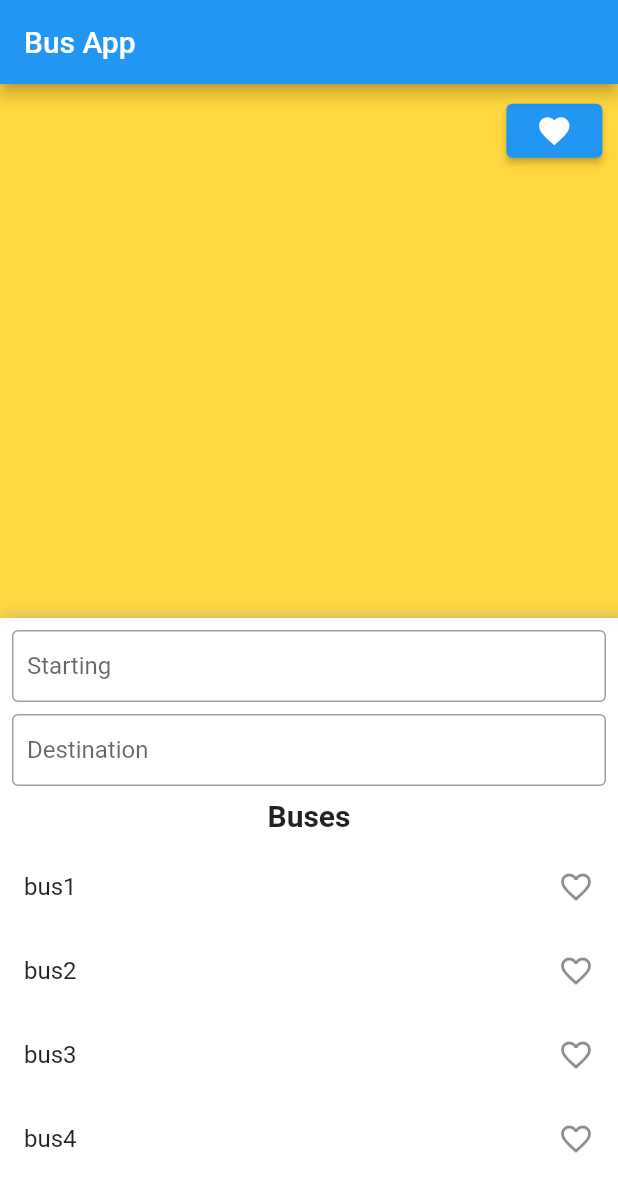
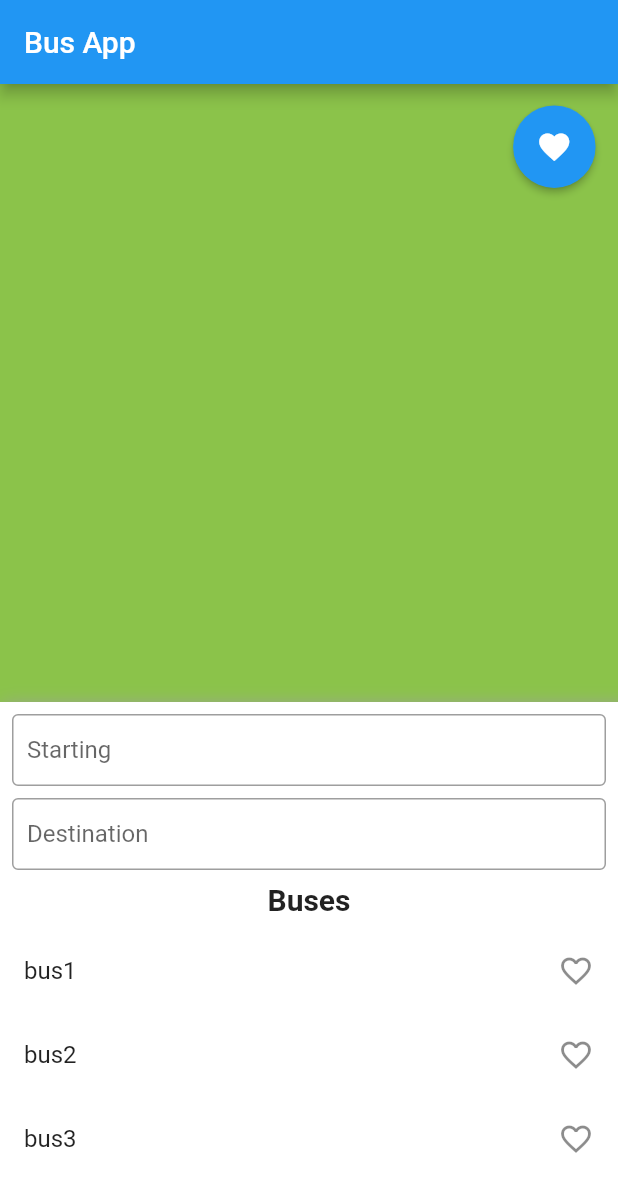
Before and after one commit to etmrmia/1635-Project, a Flutter app: the screen it shows after launch, on a phone screen of 412 x 824 dp. Shown: the top 1192 px of the screen. Run offline on Flutter 3.47's test engine with Material 2 defaults, Android fonts, the phone set to English and light mode, and no system bars.

Commit message:
changed homeview and added search to favorites

```diff
--- a/interface_design_map_project/lib/viewmodels/home_viewmodel.dart
+++ b/interface_design_map_project/lib/viewmodels/home_viewmodel.dart
@@ -8,6 +8,26 @@ import '../router.dart' as LocalRouter;
 import '../constants.dart';
 
 class HomeViewModel extends ChangeNotifier {
-  List<String> buses = <String>["bus1", "bus2", "bus3", "bus4"];
+  List<String> buses = <String>[
+    "bus1",
+    "bus2",
+    "bus3",
+    "bus4",
+    "bus5",
+    "bus6",
+    "bus7",
+    "bus8",
+    "bus9",
+    "bus10",
+    "bus11",
+    "bus12",
+    "bus13",
+    "bus14",
+    "bus15",
+    "bus16",
+    "bus17",
+    "bus18",
+    "bus19"
+  ];
   List<String> favorites = <String>["favorite1"];
 }
--- a/interface_design_map_project/lib/views/home_view.dart
+++ b/interface_design_map_project/lib/views/home_view.dart
@@ -1,3 +1,4 @@
+import 'package:flutter/gestures.dart';
 import 'package:flutter/material.dart';
 import '../constants.dart';
 import 'busline_view.dart';
@@ -35,16 +36,27 @@ class _HomeViewState extends State<HomeView> {
     final viewModel = Provider.of<HomeViewModel>(context);
     return Scaffold(
       appBar: AppBar(
-        title: Text("Bus App"),
+        title: const Text("Bus App"),
       ),
       body: Stack(
         children: [
-          Container(
-            color: Colors.amberAccent,
+          map(viewModel),
+          NestedScrollView(
+            floatHeaderSlivers: true,
+            headerSliverBuilder:
+                (BuildContext context, bool innerBoxIsScrolled) {
+              return <Widget>[
+                SliverAppBar(
+                  floating: true,
+                  expandedHeight: MediaQuery.of(context).size.height / 2,
+                  //collapsedHeight: MediaQuery.of(context).size.height / 4,
+                  forceElevated: innerBoxIsScrolled,
+                  backgroundColor: Colors.transparent,
                 ),
-          Align(
-            alignment: Alignment.bottomCenter,
-            child: Container(
+              ];
+            },
+            body: Container(
+              padding: const EdgeInsets.only(bottom: 20),
               height: MediaQuery.of(context).size.height / 2,
               decoration: const BoxDecoration(
                 color: Colors.white,
@@ -59,10 +71,56 @@ class _HomeViewState extends State<HomeView> {
               ),
               child: Column(
                 children: [
+                  startSearch(viewModel, _starting),
+                  destinationSearch(viewModel, _starting, _destination),
                   Container(
-                    margin: EdgeInsets.symmetric(vertical: 8, horizontal: 8),
+                    margin: const EdgeInsets.symmetric(vertical: 8),
+                    child: const Text(
+                      "Buses",
+                      style:
+                          TextStyle(fontSize: 20, fontWeight: FontWeight.bold),
+                    ),
+                  ),
+                  busList(context, viewModel),
+                ],
+              ),
+            ),
+          ),
+          Align(
+            alignment: const FractionalOffset(.97, 0.02),
+            child: Container(
+              child: favoritesViewButton(context),
+            ),
+          ),
+        ],
+      ),
+    );
+  }
+
+  map(HomeViewModel vm) {
+    return Container(
+      color: Colors.lightGreen,
+    );
+  }
+
+  favoritesViewButton(BuildContext context) {
+    return ElevatedButton(
+      style: ElevatedButton.styleFrom(
+        fixedSize: const Size(55, 55),
+        shape: const CircleBorder(),
+      ),
+      onPressed: () {
+        Navigator.pushNamed(context, favoritesRoute);
+      },
+      child: const Icon(Icons.favorite),
+    );
+  }
+
+  startSearch(HomeViewModel vm, TextEditingController controller) {
+    return Container(
+      margin: const EdgeInsets.symmetric(vertical: 8, horizontal: 8),
       child: TextFormField(
-                      controller: _starting,
+        controller: controller,
         decoration: const InputDecoration(
           labelText: "Starting",
           focusedBorder: OutlineInputBorder(
@@ -74,15 +132,18 @@ class _HomeViewState extends State<HomeView> {
               width: 1,
             ),
           ),
-                        contentPadding:
-                            EdgeInsets.symmetric(vertical: 5, horizontal: 10),
+          contentPadding: EdgeInsets.symmetric(vertical: 5, horizontal: 10),
         ),
       ),
-                  ),
-                  Container(
-                    margin: EdgeInsets.symmetric(horizontal: 8),
+    );
+  }
+
+  destinationSearch(HomeViewModel vm, TextEditingController start,
+      TextEditingController dest) {
+    return Container(
+      margin: const EdgeInsets.symmetric(horizontal: 8),
       child: TextFormField(
-                      controller: _destination,
+        controller: dest,
         textInputAction: TextInputAction.send,
         decoration: const InputDecoration(
           labelText: "Destination",
@@ -97,58 +158,46 @@ class _HomeViewState extends State<HomeView> {
               width: 1,
             ),
           ),
-                        contentPadding:
-                            EdgeInsets.symmetric(vertical: 5, horizontal: 10),
+          contentPadding: EdgeInsets.symmetric(vertical: 5, horizontal: 10),
         ),
         onFieldSubmitted: (value) {
           setState(() {
-                          if (_destination.text.isNotEmpty) {
-                            _destination.clear();
-                            _starting.clear();
+            if (dest.text.isNotEmpty) {
+              dest.clear();
+              start.clear();
+              Navigator.pushNamed(context, buslineinfoRoute);
             }
           });
         },
       ),
-                  ),
-                  Container(
-                    margin: const EdgeInsets.symmetric(vertical: 8),
-                    child: const Text(
-                      "Buses",
-                      style:
-                          TextStyle(fontSize: 20, fontWeight: FontWeight.bold),
-                    ),
-                  ),
-                  Expanded(
+    );
+  }
+
+  busList(BuildContext context, HomeViewModel vm) {
+    return Expanded(
       child: SingleChildScrollView(
-                      physics: const ScrollPhysics(),
-                      child: Container(
+        child: SizedBox(
           height: MediaQuery.of(context).size.height / 2,
           child: ListView.builder(
-                          itemCount: viewModel.buses.length,
+            itemCount: vm.buses.length,
             itemBuilder: (context, index) {
-                            final favorited = viewModel.favorites
-                                .contains(viewModel.buses[index]);
+              final favorited = vm.favorites.contains(vm.buses[index]);
               return ListTile(
                 title: Text(
-                                viewModel.buses[index],
+                  vm.buses[index],
                 ),
                 trailing: GestureDetector(
                   child: Icon(
-                                  favorited
-                                      ? Icons.favorite
-                                      : Icons.favorite_border,
+                    favorited ? Icons.favorite : Icons.favorite_border,
                     color: favorited ? Colors.red : null,
-                                  semanticLabel:
-                                      favorited ? 'Remove from saved' : 'Save',
+                    semanticLabel: favorited ? 'Remove from saved' : 'Save',
                   ),
                   onTap: () {
                     setState(() {
                       if (favorited) {
-                                      viewModel.favorites
-                                          .remove(viewModel.buses[index]);
+                        vm.favorites.remove(vm.buses[index]);
                       } else {
-                                      viewModel.favorites
-                                          .add(viewModel.buses[index]);
+                        vm.favorites.add(vm.buses[index]);
                       }
                     });
                   },
@@ -161,24 +210,6 @@ class _HomeViewState extends State<HomeView> {
           ),
         ),
       ),
-                  ),
-                ],
-              ),
-            ),
-          ),
-          Align(
-            alignment: const FractionalOffset(.97, 0.01),
-            child: Container(
-              child: ElevatedButton(
-                onPressed: () {
-                  Navigator.pushNamed(context, favoritesRoute);
-                },
-                child: const Icon(Icons.favorite),
-              ),
-            ),
-          ),
-        ],
-      ),
     );
   }
 }
```
Also changed, not shown: interface_design_map_project/lib/views/busline_view.dart (+25 -1 lines), interface_design_map_project/lib/views/favorites_view.dart (+47 -5 lines). Lines whose indentation alone changed are shown as unchanged.
